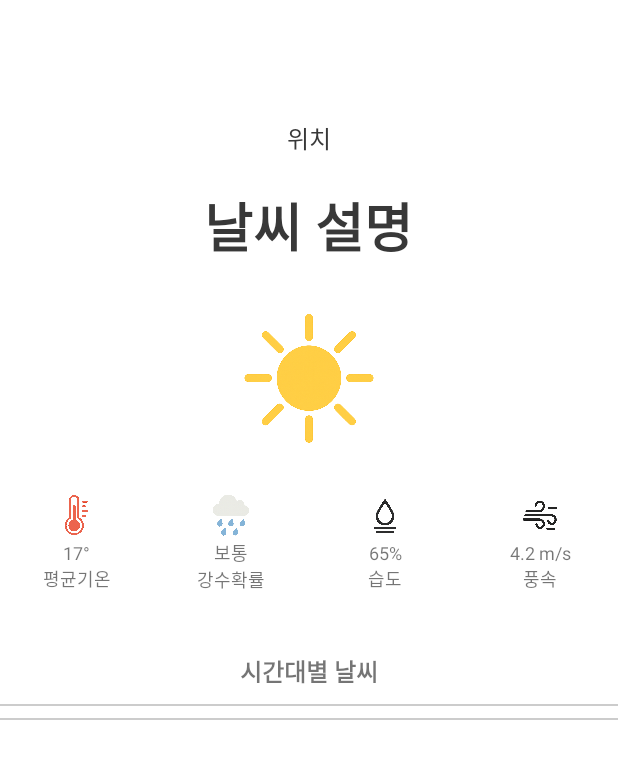
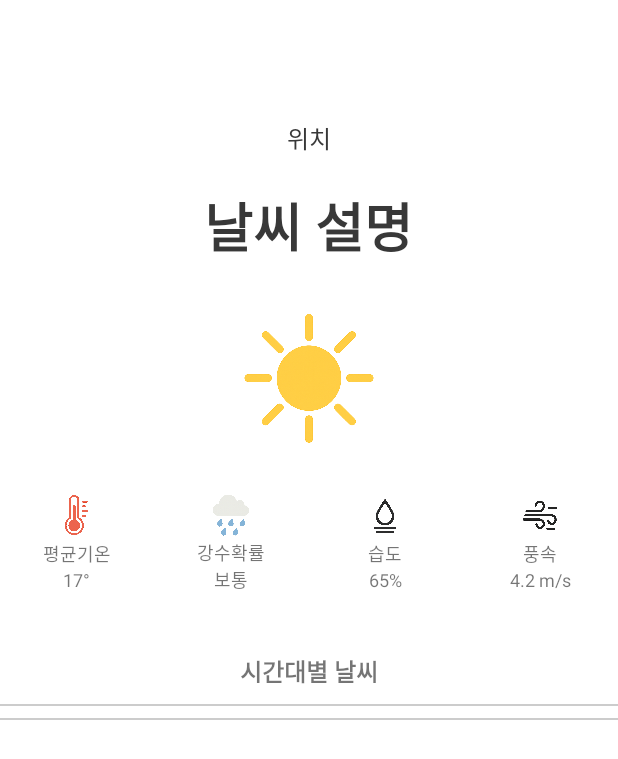
Before and after one commit to seul1009/Stroll, an Android app: the screen it shows after launch (WeatherDetailActivity), after a tap on "오늘의 날씨", on a phone screen of 412 x 824 dp. Shown: the top 759 px of the screen. Run offline under Robolectric (Android 15) with nearby library versions, the phone set to English and light mode, and no system bars; our stand-ins replace navigation-ui; 2 other taps on this screen came first.

Commit message:
feat: 강수확률 추가

```diff
--- a/app/src/main/AndroidManifest.xml
+++ b/app/src/main/AndroidManifest.xml
@@ -5,6 +5,7 @@
     <uses-permission android:name="android.permission.ACCESS_FINE_LOCATION" />
     <uses-permission android:name="android.permission.ACCESS_COARSE_LOCATION" />
     <uses-permission android:name="android.permission.FOREGROUND_SERVICE"/>
+    <uses-permission android:name="android.permission.FOREGROUND_SERVICE_LOCATION" />
 
     <application
         android:allowBackup="true"
@@ -35,7 +36,8 @@
         <service
             android:name=".service.LocationForegroundService"
             android:enabled="true"
-            android:exported="false" />
+            android:exported="false"
+            android:foregroundServiceType="location"/>
 
     </application>
 
--- a/app/src/main/java/com/mp/strollapp/ui/MainActivity.kt
+++ b/app/src/main/java/com/mp/strollapp/ui/MainActivity.kt
@@ -26,14 +26,17 @@ class MainActivity : AppCompatActivity() {
     override fun onCreate(savedInstanceState: Bundle?) {
         super.onCreate(savedInstanceState)
         setContentView(R.layout.activity_main)
-
-        checkPermissionAndGps()
     }
 
     override fun onResume() {
         super.onResume()
         checkPermissionAndGps()
 
+    }
+
+    override fun onStart(){
+        super.onStart()
+        checkPermissionAndGps()
     }
 
     private fun checkPermissionAndGps() {
@@ -87,11 +90,20 @@ class MainActivity : AppCompatActivity() {
                 // 권한 요청 시도 횟수 저장
                 prefs.edit().putInt("location_permission_attempts", attempts + 1).apply()
 
+                val permissions = mutableListOf(
+                    Manifest.permission.ACCESS_FINE_LOCATION
+                )
+
+                if (Build.VERSION.SDK_INT >= Build.VERSION_CODES.UPSIDE_DOWN_CAKE) { // Android 14 이상
+                    permissions.add(Manifest.permission.FOREGROUND_SERVICE_LOCATION)
+                }
+
                 ActivityCompat.requestPermissions(
                     this,
-                    arrayOf(Manifest.permission.ACCESS_FINE_LOCATION),
+                    permissions.toTypedArray(),
                     LOCATION_PERMISSION_REQUEST_CODE
                 )
+
             }
         } else {
             builder.setPositiveButton("설정으로 이동") { _, _ ->
--- a/app/src/main/java/com/mp/strollapp/ui/weather/WeatherDetailActivity.kt
+++ b/app/src/main/java/com/mp/strollapp/ui/weather/WeatherDetailActivity.kt
@@ -70,6 +70,7 @@ class WeatherDetailActivity : AppCompatActivity() {
             weatherList.firstOrNull()?.let { today ->
                 findViewById<TextView>(R.id.textWindSpeed).text = today.windSpeed
                 findViewById<TextView>(R.id.textHumidity).text = today.humidity
+                findViewById<TextView>(R.id.textRain).text = "${today.rain}%"
                 findViewById<TextView>(R.id.textAverageTemp).text = today.temperature
 
                 val weatherText = when (today.pty) {
@@ -145,7 +146,7 @@ class WeatherDetailActivity : AppCompatActivity() {
                 val nx = grid["nx"] ?: 55
                 val ny = grid["ny"] ?: 127
 
-                val geocoder = Geocoder(this@WeatherDetailActivity, Locale.getDefault())
+                val geocoder = Geocoder(this@WeatherDetailActivity, Locale.KOREAN)
                 val address = try {
                     geocoder.getFromLocation(location.latitude, location.longitude, 1)
                         ?.firstOrNull()?.getAddressLine(0)
--- a/app/src/main/java/com/mp/strollapp/ui/weather/model/HourlyWeather.kt
+++ b/app/src/main/java/com/mp/strollapp/ui/weather/model/HourlyWeather.kt
@@ -9,7 +9,8 @@ data class HourlyWeather(
     val windSpeed: String,
     val humidity: String,
     val sky: String,
-    val pty: String
+    val pty: String,
+    val rain: String
 )
 
 fun getWeatherIcon(condition: String): Int {
--- a/app/src/main/res/layout/activity_weather_detail.xml
+++ b/app/src/main/res/layout/activity_weather_detail.xml
@@ -59,15 +59,15 @@
                     android:layout_height="32dp"
                     android:src="@drawable/ic_temp" />
                 <TextView
+                    android:layout_width="wrap_content"
+                    android:layout_height="wrap_content"
+                    android:text="평균기온"
+                    android:textSize="12sp" />
+                <TextView
                     android:id="@+id/textAverageTemp"
                     android:layout_width="wrap_content"
                     android:layout_height="wrap_content"
                     android:text="17°"
-                    android:textSize="12sp" />
-                <TextView
-                    android:layout_width="wrap_content"
-                    android:layout_height="wrap_content"
-                    android:text="평균기온"
                     android:textSize="12sp" />
             </LinearLayout>
 
@@ -84,12 +84,13 @@
                 <TextView
                     android:layout_width="wrap_content"
                     android:layout_height="wrap_content"
-                    android:text="보통"
+                    android:text="강수확률"
                     android:textSize="12sp" />
                 <TextView
+                    android:id="@+id/textRain"
                     android:layout_width="wrap_content"
                     android:layout_height="wrap_content"
-                    android:text="강수확률"
+                    android:text="보통"
                     android:textSize="12sp" />
             </LinearLayout>
 
@@ -104,15 +105,15 @@
                     android:layout_height="32dp"
                     android:src="@drawable/ic_humidity"/>
                 <TextView
+                    android:layout_width="wrap_content"
+                    android:layout_height="wrap_content"
+                    android:text="습도"
+                    android:textSize="12sp" />
+                <TextView
                     android:id="@+id/textHumidity"
                     android:layout_width="wrap_content"
                     android:layout_height="wrap_content"
                     android:text="65%"
-                    android:textSize="12sp" />
-                <TextView
-                    android:layout_width="wrap_content"
-                    android:layout_height="wrap_content"
-                    android:text="습도"
                     android:textSize="12sp" />
             </LinearLayout>
 
@@ -127,15 +128,15 @@
                     android:layout_height="32dp"
                     android:src="@drawable/ic_wind"/>
                 <TextView
+                    android:layout_width="wrap_content"
+                    android:layout_height="wrap_content"
+                    android:text="풍속"
+                    android:textSize="12sp" />
+                <TextView
                     android:id="@+id/textWindSpeed"
                     android:layout_width="wrap_content"
                     android:layout_height="wrap_content"
                     android:text="4.2 m/s"
-                    android:textSize="12sp" />
-                <TextView
-                    android:layout_width="wrap_content"
-                    android:layout_height="wrap_content"
-                    android:text="풍속"
                     android:textSize="12sp" />
             </LinearLayout>
 
```
Also changed, not shown: app/src/main/java/com/mp/strollapp/service/ForegroundService.kt (+16 -12 lines), app/src/main/java/com/mp/strollapp/ui/weather/WeatherViewModel.kt (+5 -2 lines).
